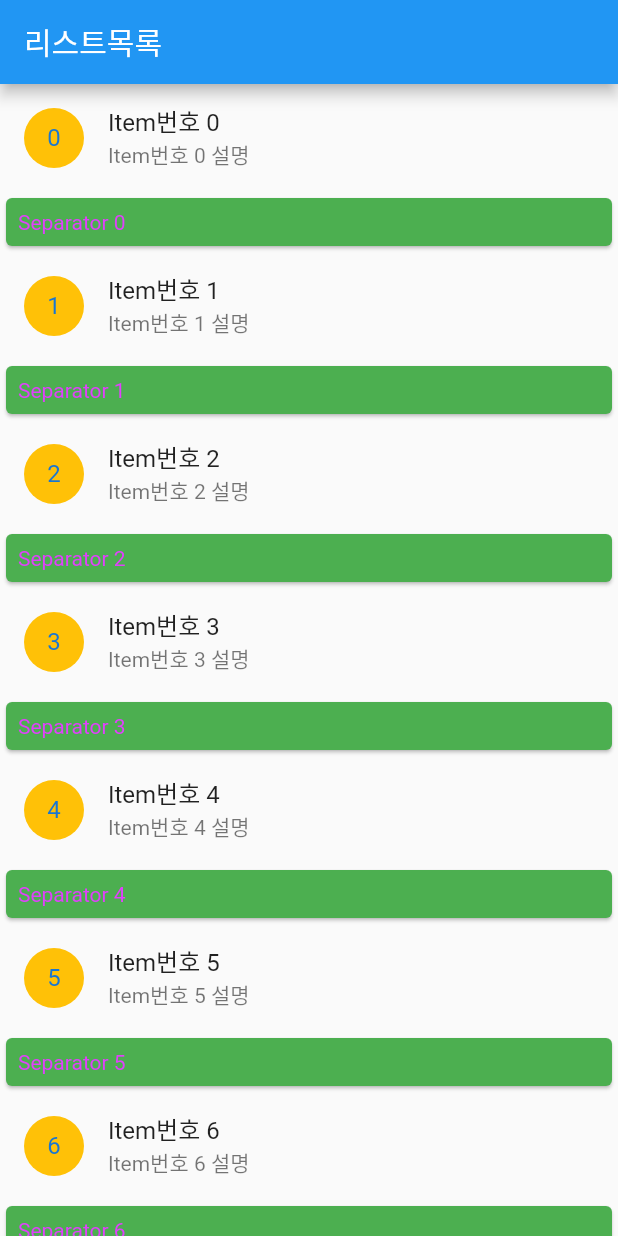
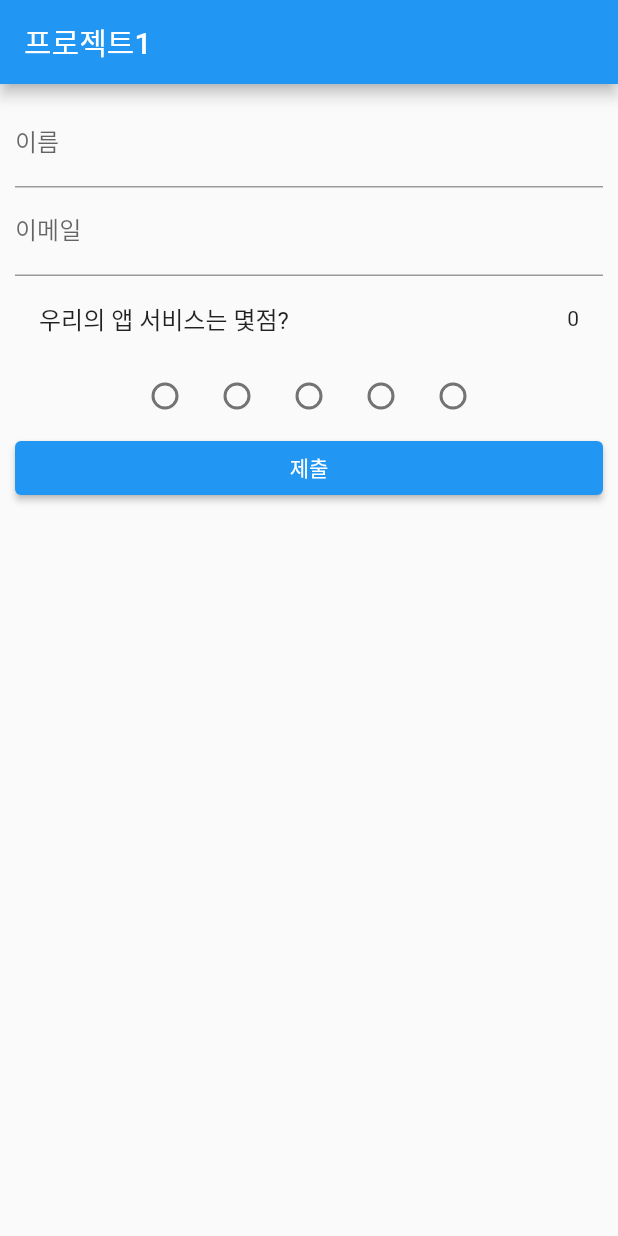
Before and after one commit to stufit/first_inflearn_flutter, a Flutter app: the screen it shows after launch, on a phone screen of 412 x 824 dp. Run offline on Flutter 3.47's test engine with Material 2 defaults, Android fonts, the phone set to English and light mode, and no system bars.

Commit message:
피드백 서베이 화면 구성하기1

```diff
--- a/lib/main.dart
+++ b/lib/main.dart
@@ -1,173 +1,103 @@
 import 'package:flutter/material.dart';
 
 void main() {
-  runApp(MyApp());
+  runApp(FeedbackForm());
 }
 
-// ListView(seperator 추가)
-class MyApp extends StatefulWidget {
-  const MyApp({super.key});
+class FeedbackForm extends StatefulWidget {
+  const FeedbackForm({super.key});
 
   @override
-  State<MyApp> createState() => _MyAppState();
+  State<FeedbackForm> createState() => _MyAppState();
 }
 
-class _MyAppState extends State<MyApp> {
-  @override
-  Widget build(BuildContext context) {
-    return MaterialApp(
-      debugShowCheckedModeBanner: false,
-      home: MyHomePage(),
-    );
-  }
-}
+class _MyAppState extends State<FeedbackForm> {
+  final _formKey = GlobalKey<FormState>();
+  int? _rating = 0;
+  String _successMessage = '';
 
-class MyHomePage extends StatelessWidget {
-  const MyHomePage({super.key});
-
-  @override
-  Widget build(BuildContext context) {
-    return Scaffold(
-      appBar: AppBar(title: Text("리스트목록")),
-      body: ListView.separated(
-        itemCount: 15,
-        itemBuilder: (context, index) {
-          return ListTile(
-            title: Text('Item번호 $index'),
-            subtitle: Text("Item번호 $index 설명"),
-            leading: CircleAvatar(
-              backgroundColor: Colors.amber,
-              child: Text(index.toString()),
-            ),
-          );
-        },
-        separatorBuilder: (context, index) {
-          return Card(
-            color: Colors.green,
-            child: Padding(
-              padding: EdgeInsets.all(8),
-              child: Text("Separator $index",
-                  style: TextStyle(color: Colors.purpleAccent)),
-            ),
-          );
-        },
-      ),
-    );
-  }
-}
-
-/* ListView version2
-class MyApp extends StatefulWidget {
-  const MyApp({super.key});
-
-  @override
-  State<MyApp> createState() => _MyAppState();
-}
-
-class _MyAppState extends State<MyApp> {
-  @override
-  Widget build(BuildContext context) {
-    return MaterialApp(
-      debugShowCheckedModeBanner: false,
-      home: MyHomePage(),
-    );
-  }
-}
-
-class MyHomePage extends StatelessWidget {
-  const MyHomePage({super.key});
-
-  @override
-  Widget build(BuildContext context) {
-    return Scaffold(
-      appBar: AppBar(title: Text("리스트목록")),
-      body: ListView.builder(
-        physics: BouncingScrollPhysics(), // 스크롤방식
-          itemCount: 15,
-          itemBuilder: (context, index) {
-            return ListTile(
-              title: Text('Item번호 $index'),
-              subtitle: Text("Item번호 $index 설명"),
-              leading: CircleAvatar(
-                backgroundColor: Colors.amber,
-                child: Text(index.toString()),
-              ),
-            );
-          }),
-    );
-  }
-}
-
- */
-
-/* ListView version 1
-class MyApp extends StatefulWidget {
-  const MyApp({super.key});
-
-  @override
-  State<MyApp> createState() => _MyAppState();
-}
-
-class _MyAppState extends State<MyApp> {
   @override
   Widget build(BuildContext context) {
     return MaterialApp(
       debugShowCheckedModeBanner: false,
       home: Scaffold(
         appBar: AppBar(
-          title: Text("스투핏"),
+          title: Text("프로젝트1"),
         ),
-        body: ListView(
-          reverse: false,
+        body: Padding(
           padding: EdgeInsets.all(10),
+          child: Form(
+            key: _formKey,
+            child: ListView(
               children: [
-            ListTile(
-              leading: CircleAvatar(
-                backgroundColor: Colors.amber,
-                child: Text("1번"),
-              ),
-              title: Text("아이템1번"),
-              subtitle: Text("맥북"),
-              trailing: IconButton(
-                icon: Icon(Icons.more_horiz),
-                onPressed: () {
-                  print('클릭했다.');
+                TextFormField(
+                  decoration: InputDecoration(labelText: "이름"),
+                  validator: (value) {
+                    if (value == null || value.isEmpty) {
+                      return "이름을 입력해주세요.";
+                    } else {
+                      return null;
+                    }
                   },
                 ),
+                TextFormField(
+                  decoration: InputDecoration(labelText: "이메일"),
+                  validator: (value) {
+                    if (value == null || value.isEmpty) {
+                      return "이메일을 입력해주세요.";
+                    } else {
+                      return null;
+                    }
+                  },
                 ),
                 ListTile(
-                leading: CircleAvatar(
-                  backgroundColor: Colors.amber,
-                  child: Text("2번"),
+                  title: Text("우리의 앱 서비스는 몇점?"),
+                  trailing: Text('$_rating'),
                 ),
-                title: Text("아이템2번"),
-                subtitle: Text("아이패드"),
-                trailing: IconButton(
-                  icon: Icon(Icons.more_vert),
+                Row(
+                  mainAxisAlignment: MainAxisAlignment.center,
+                  children: List<Widget>.generate(5, (index) {
+                    return Radio<int>(
+                      value: index + 1,
+                      groupValue: _rating,
+                      onChanged: (value) {
+                        setState(() {
+                          _rating = value;
+                        });
+                      },
+                    );
+                  }),
+                ),
+                ElevatedButton(
                     onPressed: () {
-                    print('클릭했다.');
+                      if (_formKey.currentState!.validate()) {
+                        setState(() {
+                          _successMessage = "성공하였습니다.";
+                        });
+                      }else{
+                        setState(() {
+                          _successMessage="빈 공란이 있습니다.";
+                        });
+                      }
                     },
+                    child: Text("제출")),
+                Padding(
+                  padding: EdgeInsets.all(10),
+                  child: Center(
+                    child: Text(
+                      _successMessage,
+                      style: TextStyle(
+                          color: Colors.blueAccent,
+                          fontWeight: FontWeight.bold,
+                          fontSize: 14),
                     ),
                   ),
-            ListTile(
-              leading: CircleAvatar(
-                backgroundColor: Colors.amber,
-                child: Text("3번"),
-              ),
-              title: Text("아이템3번"),
-              subtitle: Text("아이폰"),
-              trailing: IconButton(
-                icon: Icon(Icons.more_horiz),
-                onPressed: () {
-                  print('클릭했다.');
-                },
+                )
+              ],
             ),
           ),
-
-          ],
         ),
       ),
     );
   }
 }
- */
```
Lines whose indentation alone changed are shown as unchanged.
